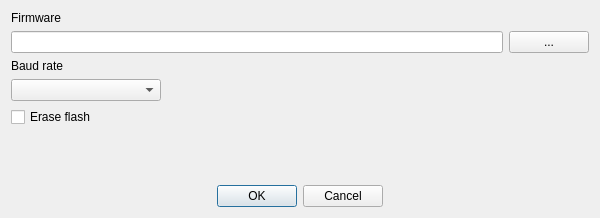
remibert/pycameresp, file tools/camflasher/dialogflash.ui: the form before one commit.
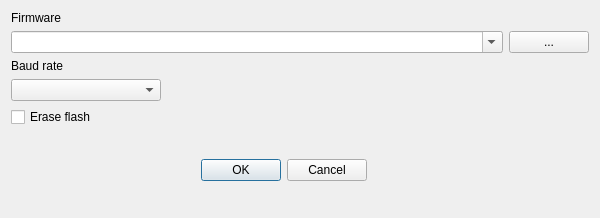
The form after the commit.

Commit message: Add combobox to select firmware and add possibility to download directly, change the logging of some log

What changed in the file:
```diff
--- a/tools/camflasher/dialogflash.ui
+++ b/tools/camflasher/dialogflash.ui
@@ -30,12 +30,15 @@
      </property>
     </widget>
    </item>
-   <item row="1" column="0" colspan="2">
-    <layout class="QHBoxLayout" name="firmware_layout">
+   <item row="1" column="0" colspan="3">
+    <layout class="QHBoxLayout" name="horizontalLayout">
      <item>
-      <widget class="QLineEdit" name="firmware">
-       <property name="toolTip">
-        <string>Enter firmware file</string>
+      <widget class="QComboBox" name="firmware">
+       <property name="editable">
+        <bool>true</bool>
+       </property>
+       <property name="insertPolicy">
+        <enum>QComboBox::InsertAtTop</enum>
        </property>
       </widget>
      </item>
@@ -137,6 +140,19 @@
      </property>
     </widget>
    </item>
+   <item row="5" column="0">
+    <widget class="QDialogButtonBox" name="button_box">
+     <property name="orientation">
+      <enum>Qt::Horizontal</enum>
+     </property>
+     <property name="standardButtons">
+      <set>QDialogButtonBox::Cancel|QDialogButtonBox::Ok</set>
+     </property>
+     <property name="centerButtons">
+      <bool>true</bool>
+     </property>
+    </widget>
+   </item>
    <item row="5" column="1">
     <spacer name="vertical_spacer">
      <property name="orientation">
@@ -150,19 +166,6 @@
      </property>
     </spacer>
    </item>
-   <item row="6" column="0" colspan="2">
-    <widget class="QDialogButtonBox" name="button_box">
-     <property name="orientation">
-      <enum>Qt::Horizontal</enum>
-     </property>
-     <property name="standardButtons">
-      <set>QDialogButtonBox::Cancel|QDialogButtonBox::Ok</set>
-     </property>
-     <property name="centerButtons">
-      <bool>true</bool>
-     </property>
-    </widget>
-   </item>
   </layout>
  </widget>
  <tabstops>
```
Left out of the diff: 2 changed lines with no effect on the pictures. The commit also changes 15 other files.
